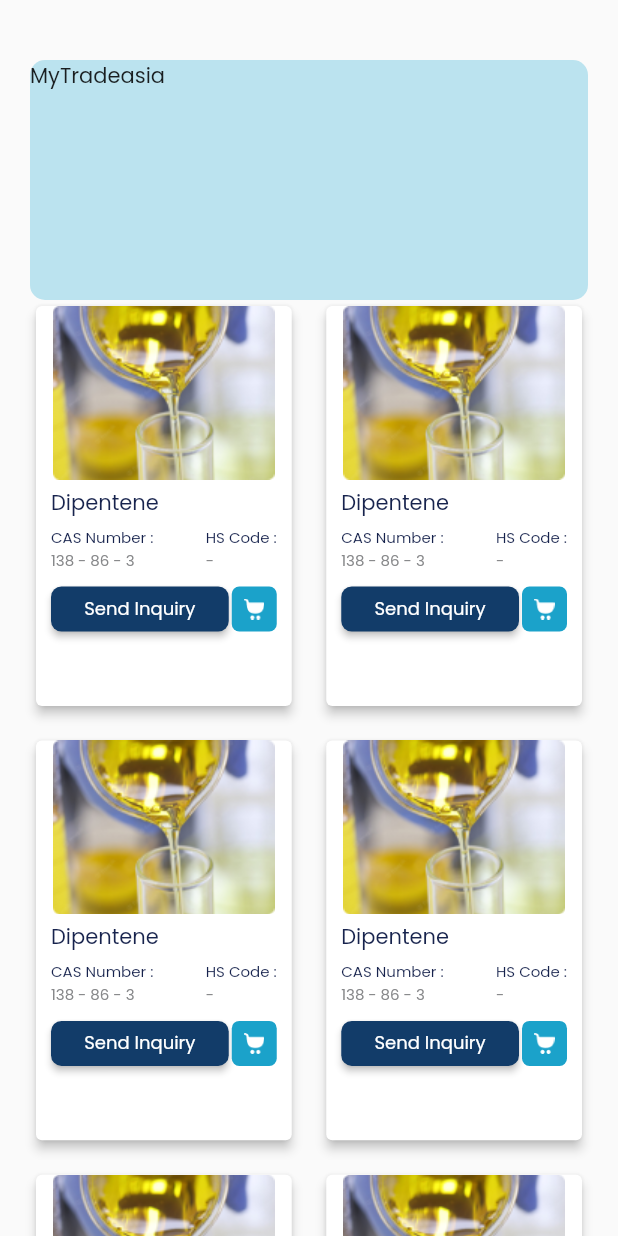
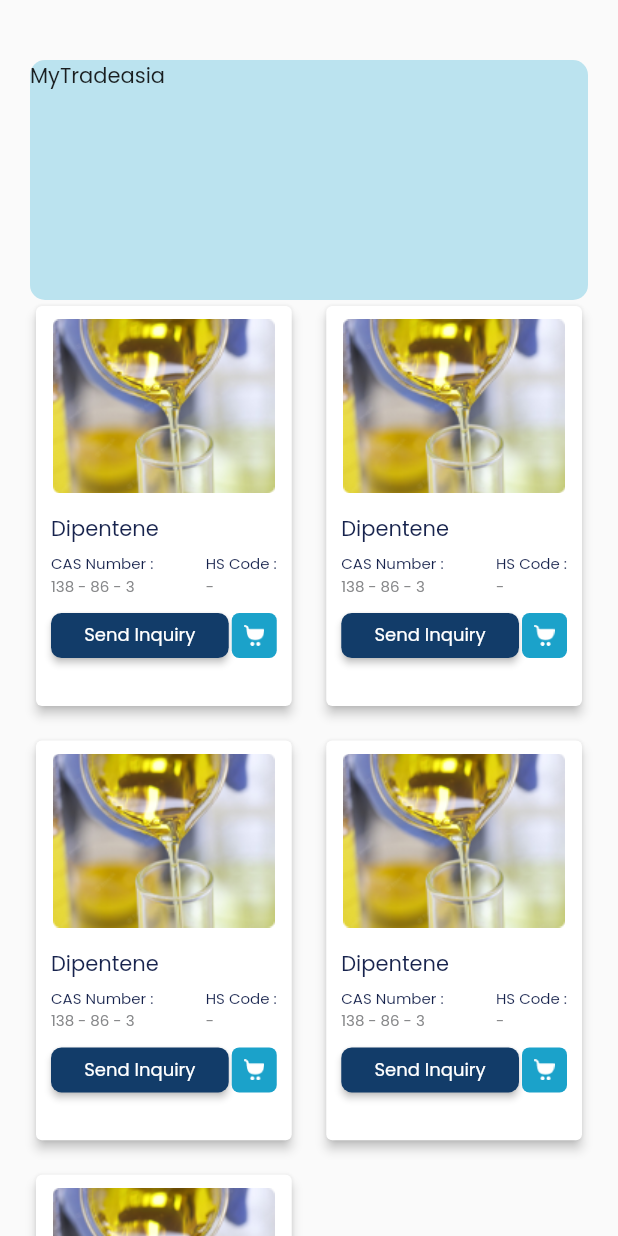
Before and after one commit to dimaspradipta19/mytradeasia, a Flutter app: the HomeScreen screen opened directly, after a tap on "See More", on a phone screen of 412 x 824 dp. Run offline on Flutter 3.47's test engine with Material 2 defaults, Android fonts, the phone set to English and light mode, and no system bars; our stand-ins replace cloud_firestore, dotted_line, firebase_auth, firebase_core, shimmer, sqflite; accounts and stored records are empty; network calls fail.

Commit message:
update 21-02-2023

```diff
--- a/lib/view/menu/history/history_screen.dart
+++ b/lib/view/menu/history/history_screen.dart
@@ -18,12 +18,13 @@ class _HistoryScreenState extends State<HistoryScreen> {
     return Scaffold(
         backgroundColor: whiteColor,
         body: SingleChildScrollView(
+          child: SafeArea(
             child: Padding(
-            padding: const EdgeInsets.only(top: 20.0, left: 20.0, right: 20.0),
+              padding: const EdgeInsets.symmetric(horizontal: size20px),
               child: Column(
                 children: [
                   const Padding(
-                  padding: EdgeInsets.only(top: 45.0, bottom: 20.0),
+                    padding: EdgeInsets.symmetric(vertical: size20px),
                     child: Text(
                       "History",
                       style: heading2,
@@ -407,6 +408,7 @@ class _HistoryScreenState extends State<HistoryScreen> {
                 ],
               ),
             ),
+          ),
         ));
   }
 }
--- a/lib/view/menu/home/all_products/products/all_products_screen.dart
+++ b/lib/view/menu/home/all_products/products/all_products_screen.dart
@@ -25,8 +25,9 @@ class _AllProductsScreenState extends State<AllProductsScreen> {
   Widget build(BuildContext context) {
     String url = "https://chemtradea.chemtradeasia.com/";
     return Scaffold(
-      body: Padding(
-        padding: const EdgeInsets.only(right: 20.0, left: 20.0, top: 55.0),
+      body: SafeArea(
+        child: Padding(
+          padding: const EdgeInsets.only(right: size20px, left: size20px, top: 8.0),
           child: Column(
             children: [
               // SEARCHBAR
@@ -260,6 +261,7 @@ class _AllProductsScreenState extends State<AllProductsScreen> {
             ],
           ),
         ),
+      ),
     );
   }
 }
--- a/lib/view/menu/home/home_screen.dart
+++ b/lib/view/menu/home/home_screen.dart
@@ -25,13 +25,14 @@ class _HomeScreenState extends State<HomeScreen> {
     return Scaffold(
       backgroundColor: whiteColor,
       body: SingleChildScrollView(
+        child: SafeArea(
           child: Column(
             crossAxisAlignment: CrossAxisAlignment.start,
             children: [
               // Appbar
               Container(
                 width: MediaQuery.of(context).size.width,
-              height: 235.0,
+                height: 150.0,
                 decoration: const BoxDecoration(
                   color: primaryColor1,
                 ),
@@ -46,7 +47,7 @@ class _HomeScreenState extends State<HomeScreen> {
                     Column(
                       children: [
                         const SizedBox(
-                        height: 80,
+                          height: 15,
                         ),
                         Padding(
                           padding: const EdgeInsets.symmetric(horizontal: 20.0),
@@ -690,6 +691,7 @@ class _HomeScreenState extends State<HomeScreen> {
             ],
           ),
         ),
+      ),
     );
   }
 }
--- a/lib/view/menu/home/top_products/top_products_screen.dart
+++ b/lib/view/menu/home/top_products/top_products_screen.dart
@@ -16,7 +16,6 @@ class TopProductsScreen extends StatelessWidget {
               const SizedBox(
                 height: size20px * 2.0,
               ),
-
               Stack(
                 children: [
                   Container(
@@ -40,7 +39,7 @@ class TopProductsScreen extends StatelessWidget {
                       crossAxisSpacing: 15,
                       mainAxisSpacing: 15,
                       childAspectRatio: 0.65),
-                  itemCount: 40,
+                  itemCount: 5,
                   shrinkWrap: true,
                   padding: EdgeInsets.zero,
                   physics: const NeverScrollableScrollPhysics(),
@@ -52,7 +51,7 @@ class TopProductsScreen extends StatelessWidget {
                         crossAxisAlignment: CrossAxisAlignment.start,
                         children: [
                           Center(
-                              child: Image.asset("assets/images/products.png")),
+                              child: Image.asset("assets/images/products.png", width: MediaQuery.of(context).size.width,)),
                           const Padding(
                             padding: EdgeInsets.symmetric(
                                 vertical: 5.0, horizontal: 10.0),
```
Also changed, not shown: lib/view/menu/messages/messages_screen.dart (+9 -4 lines). Lines whose indentation alone changed are shown as unchanged.
